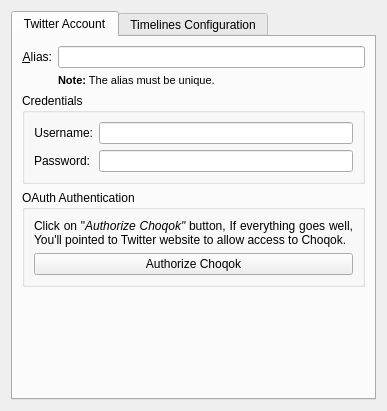
Old version of the form microblogs/twitter/twittereditaccount_base.ui in the repository KDE/choqok.
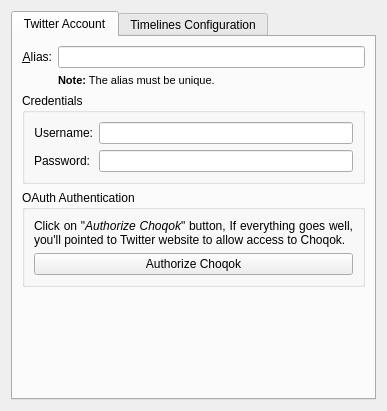
New version of the form. Custom widgets are drawn as their Qt base class.

```diff
--- a/microblogs/twitter/twittereditaccount_base.ui
+++ b/microblogs/twitter/twittereditaccount_base.ui
@@ -119,7 +119,7 @@
 &lt;html&gt;&lt;head&gt;&lt;meta name=&quot;qrichtext&quot; content=&quot;1&quot; /&gt;&lt;style type=&quot;text/css&quot;&gt;
 p, li { white-space: pre-wrap; }
 &lt;/style&gt;&lt;/head&gt;&lt;body style=&quot; font-family:'Sans Serif'; font-size:9pt; font-weight:400; font-style:normal;&quot;&gt;
-&lt;p align=&quot;justify&quot; style=&quot; margin-top:0px; margin-bottom:0px; margin-left:0px; margin-right:0px; -qt-block-indent:0; text-indent:0px;&quot;&gt;Click on &amp;quot;&lt;span style=&quot; font-style:italic;&quot;&gt;Authorize Choqok&amp;quot;&lt;/span&gt; button, If everything goes well, You'll pointed to Twitter website to allow access to Choqok.&lt;/p&gt;&lt;/body&gt;&lt;/html&gt;</string>
+&lt;p align=&quot;justify&quot; style=&quot; margin-top:0px; margin-bottom:0px; margin-left:0px; margin-right:0px; -qt-block-indent:0; text-indent:0px;&quot;&gt;Click on &amp;quot;&lt;span style=&quot; font-style:italic;&quot;&gt;Authorize Choqok&lt;/span&gt;&amp;quot; button, If everything goes well, you'll pointed to Twitter website to allow access to Choqok.&lt;/p&gt;&lt;/body&gt;&lt;/html&gt;</string>
             </property>
             <property name="wordWrap">
              <bool>true</bool>
```
